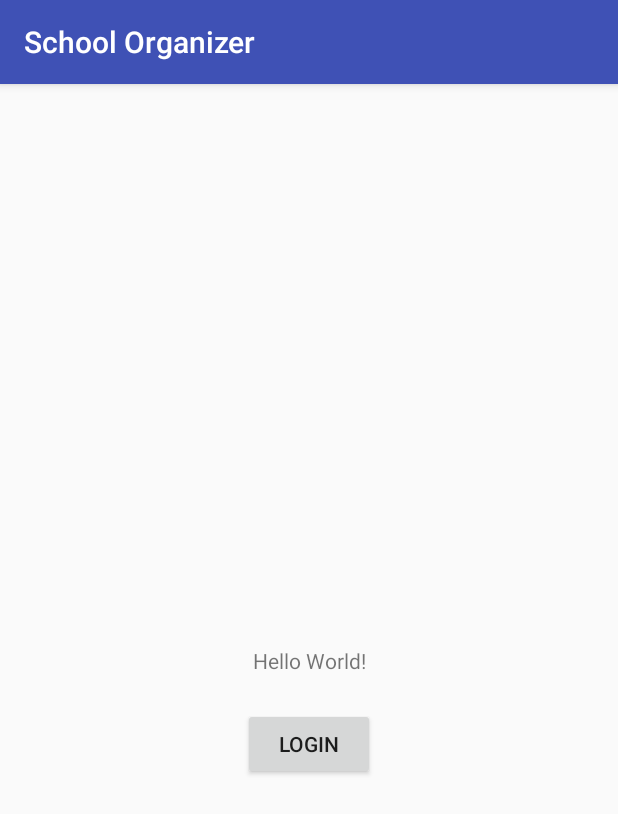
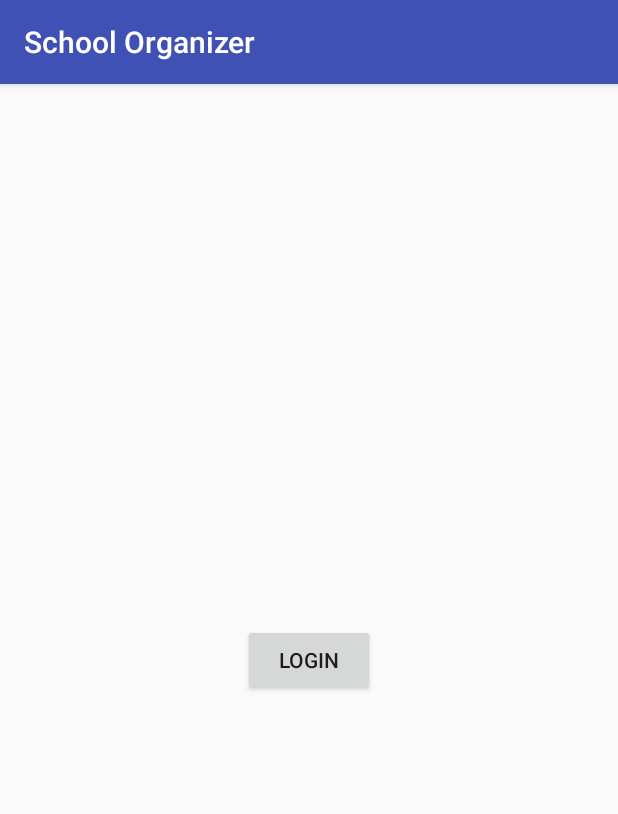
Before and after one commit to Fragr/School-Organizer, an Android app: the screen it shows after launch (MainActivity), on a phone screen of 412 x 824 dp. Shown: the top 814 px of the screen. Run offline under Robolectric (Android 15) with nearby library versions, the phone set to English and light mode, and no system bars.

Commit message:
Added login button
Messing around with buttons, button listeners, and changing activities with them

```diff
--- a/app/src/main/java/com/pjd/schoolorganizer/MainActivity.java
+++ b/app/src/main/java/com/pjd/schoolorganizer/MainActivity.java
@@ -1,7 +1,10 @@
 package com.pjd.schoolorganizer;
 
+import android.content.Intent;
 import android.support.v7.app.AppCompatActivity;
 import android.os.Bundle;
+import android.view.View;
+import android.widget.Button;
 
 public class MainActivity extends AppCompatActivity {
 
@@ -9,5 +12,17 @@ public class MainActivity extends AppCompatActivity {
     protected void onCreate(Bundle savedInstanceState) {
         super.onCreate(savedInstanceState);
         setContentView(R.layout.activity_main);
+
+        configureLoginButton();
+    }
+
+    private void configureLoginButton() {
+        Button loginButton = (Button) findViewById(R.id.loginButton);
+        loginButton.setOnClickListener(new View.OnClickListener() {
+            @Override
+            public void onClick(View view) {
+                startActivity(new Intent(MainActivity.this, LoginActivity.class));
+            }
+        });
     }
 }
--- a/app/src/main/res/layout/activity_main.xml
+++ b/app/src/main/res/layout/activity_main.xml
@@ -6,28 +6,14 @@
     android:layout_height="match_parent"
     tools:context="com.pjd.schoolorganizer.MainActivity">
 
-    <TextView
+    <Button
+        android:id="@+id/loginButton"
         android:layout_width="wrap_content"
         android:layout_height="wrap_content"
-        android:text="Hello World!"
-        app:layout_constraintBottom_toBottomOf="parent"
-        app:layout_constraintLeft_toLeftOf="parent"
-        app:layout_constraintRight_toRightOf="parent"
-        app:layout_constraintTop_toTopOf="parent" />
-
-    <Button
-        android:id="@+id/button"
-        android:layout_width="wrap_content"
-        android:layout_height="wrap_content"
-        android:layout_marginBottom="8dp"
-        android:layout_marginEnd="8dp"
-        android:layout_marginStart="8dp"
-        android:layout_marginTop="416dp"
         android:text="Login"
         app:layout_constraintBottom_toBottomOf="parent"
         app:layout_constraintEnd_toEndOf="parent"
+        app:layout_constraintHorizontal_bias="0.5"
         app:layout_constraintStart_toStartOf="parent"
-        app:layout_constraintTop_toTopOf="parent"
-        app:layout_constraintVertical_bias="0.0" />
-
+        app:layout_constraintTop_toTopOf="parent" />
 </android.support.constraint.ConstraintLayout>
```
